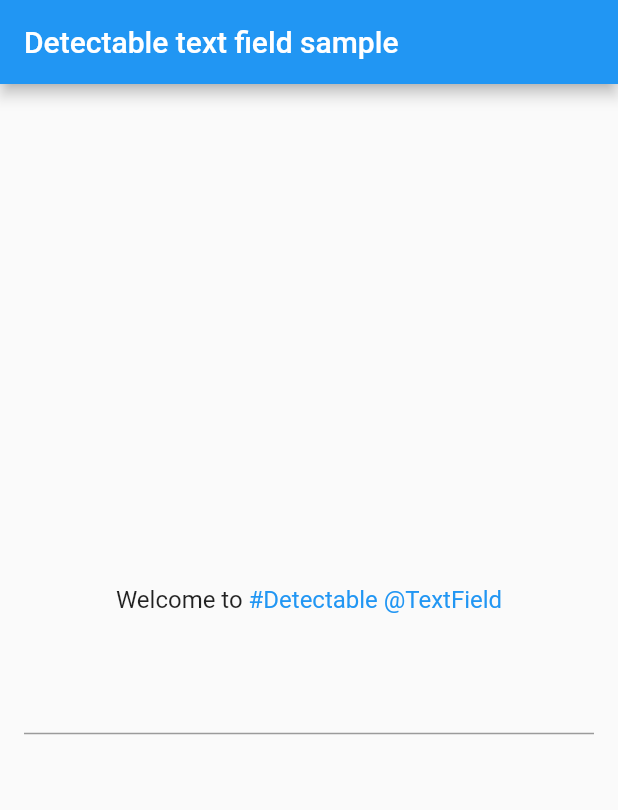
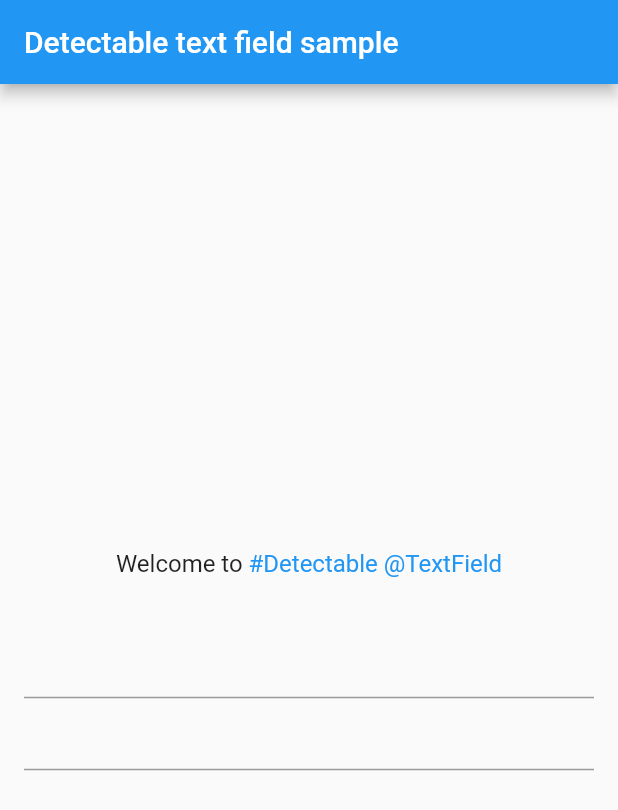
Before and after one commit to santa112358/detectable_text_field, a Flutter app: the screen it shows after launch, on a phone screen of 412 x 824 dp. Shown: the top 810 px of the screen. Run offline on Flutter 3.47's test engine with Material 2 defaults, Android fonts, the light colour scheme and no system bars.

Commit message:
updated to 2.0.2

```diff
--- a/example/lib/main.dart
+++ b/example/lib/main.dart
@@ -57,6 +57,7 @@ class MyHomePage extends StatelessWidget {
                   print('finished');
                 },
               ),
+              TextField(),
             ],
           ),
         ),
--- a/lib/widgets/detectable_text_field.dart
+++ b/lib/widgets/detectable_text_field.dart
@@ -42,7 +42,7 @@ class _TextFieldSelectionGestureDetectorBuilder
     extends TextSelectionGestureDetectorBuilder {
   _TextFieldSelectionGestureDetectorBuilder({
     required _DetectableTextFieldState state,
-  })   : _state = state,
+  })  : _state = state,
         super(delegate: state);
 
   final _DetectableTextFieldState _state;
@@ -1416,12 +1416,12 @@ class _DetectableTextFieldState extends State<DetectableTextField>
       ),
     );
 
-    if (kIsWeb) {
-      return Shortcuts(
-        shortcuts: scrollShortcutOverrides,
-        child: child,
-      );
-    }
+    // if (kIsWeb) {
+    //   return Shortcuts(
+    //     shortcuts: scrollShortcutOverrides,
+    //     child: child,
+    //   );
+    // }
     return child;
   }
 }
--- a/pubspec.yaml
+++ b/pubspec.yaml
@@ -1,6 +1,6 @@
 name: detectable_text_field
 description: TextField with detection features. You can detect hashtags, at sign, url or anything you want. Helps you develop Twitter like app. Refinement of hashtagable
-version: 2.0.1
+version: 2.0.2
 author: Santa Takahashi
 homepage: https://github.com/santa112358/detectable_text_field
 
```
Also changed, not shown: 1 other file.
